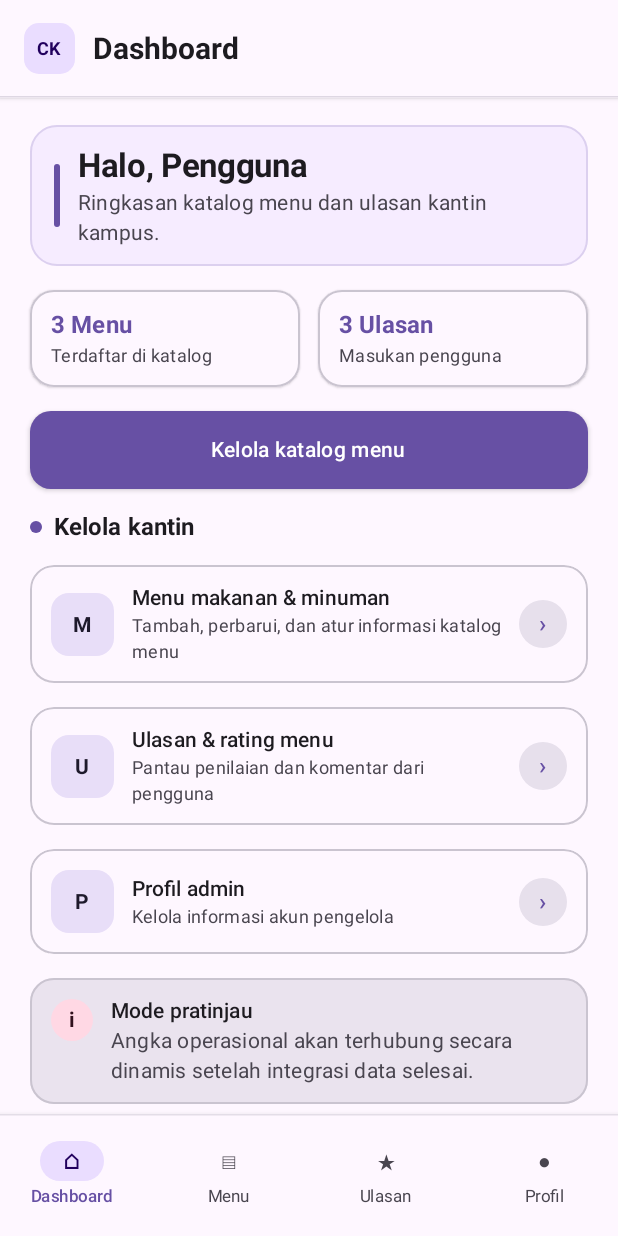
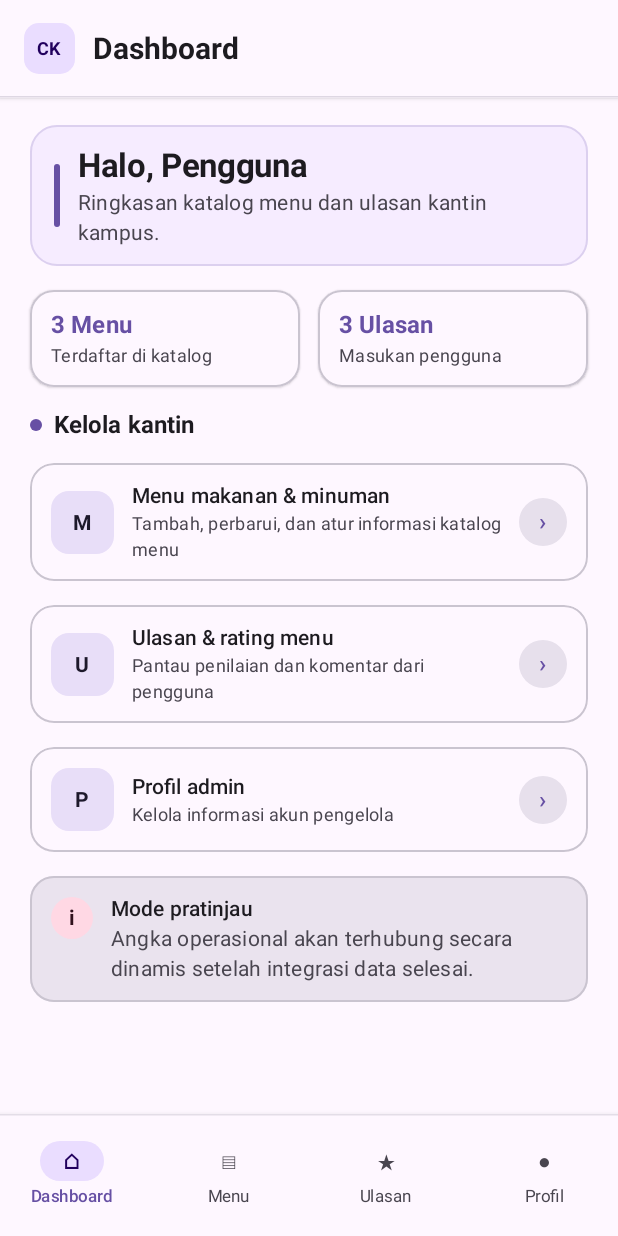
Before and after one commit to Yknov/pamproject, an Android app built with Jetpack Compose: the AdminHomeScreen screen opened through its navigation route, on a phone screen of 412 x 824 dp. Run offline under Robolectric (Android 15) with nearby library versions, the phone set to English and light mode, and no system bars.

Commit message:
hapus shape kelola

```diff
--- a/app/src/main/java/yk/example/pamproject/ui/home/admin/AdminHomeScreen.kt
+++ b/app/src/main/java/yk/example/pamproject/ui/home/admin/AdminHomeScreen.kt
@@ -75,10 +75,6 @@ fun AdminHomeScreen(
             }
 
             item {
-                PrimaryAction("Kelola katalog menu", { onNavigate(AppDestination.Catalog) })
-            }
-
-            item {
                 SectionHeading("Kelola kantin")
             }
 
```
